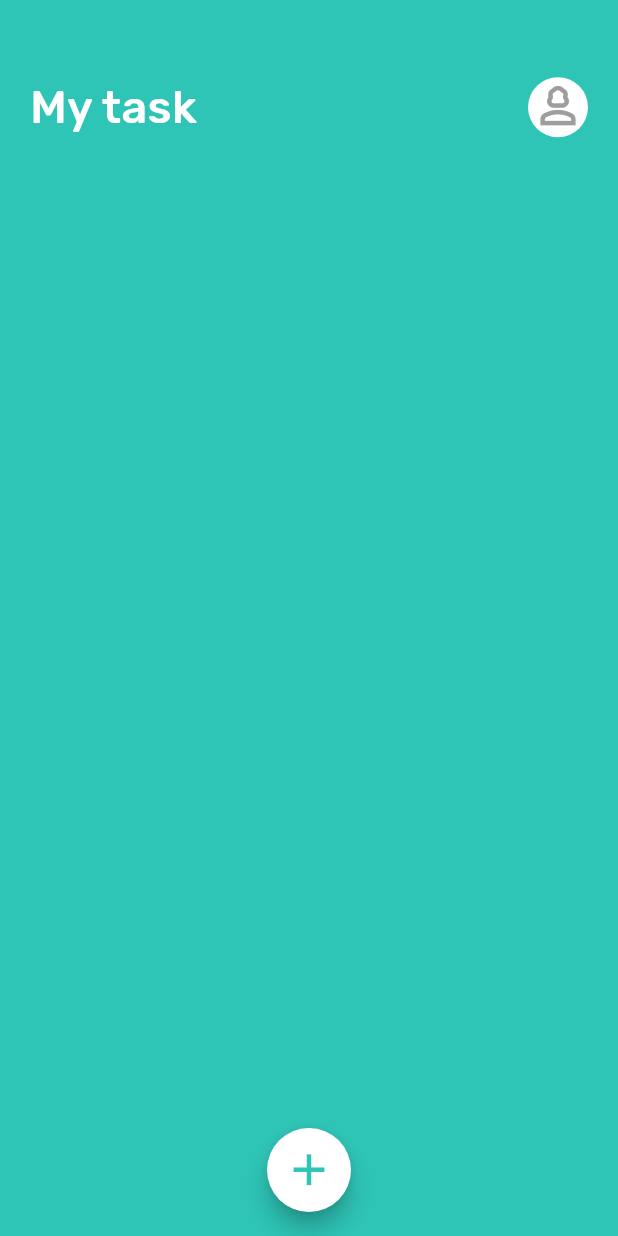
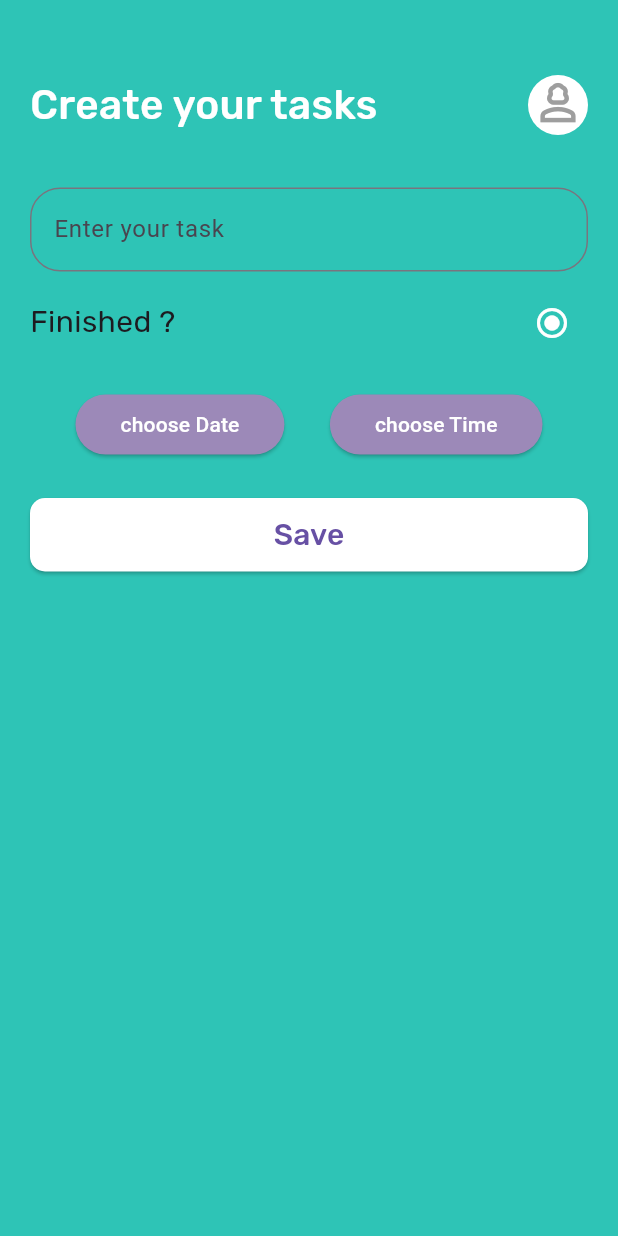
Before and after one commit to Faysal-Maxamed/Note-Task-App, a Flutter app: the TaskScreen screen opened directly, after a tap on the "add" icon, on a phone screen of 412 x 824 dp. Run offline on Flutter 3.47's test engine with Material 3 defaults, Android fonts, the phone set to English and light mode, and no system bars; our stand-ins replace google_fonts.

Commit message:
create_task page

```diff
--- /dev/null
+++ b/lib/create_page.dart
@@ -0,0 +1,156 @@
+import 'package:flutter/cupertino.dart';
+import 'package:flutter/material.dart';
+import 'package:google_fonts/google_fonts.dart';
+
+class CreatePage extends StatefulWidget {
+  const CreatePage({super.key});
+
+  @override
+  State<CreatePage> createState() => _CreatePageState();
+}
+
+class _CreatePageState extends State<CreatePage> {
+  @override
+  Widget build(BuildContext context) {
+    return Scaffold(
+      backgroundColor: Color(0xff2ec4b6),
+      body: SafeArea(
+        child: Padding(
+          padding: EdgeInsets.symmetric(horizontal: 20, vertical: 50),
+          child: Column(
+            crossAxisAlignment: CrossAxisAlignment.start,
+            children: [
+              Row(
+                mainAxisAlignment: MainAxisAlignment.spaceBetween,
+                children: [
+                  Text(
+                    "Create your tasks",
+                    style: GoogleFonts.rubik(
+                        fontSize: 27,
+                        color: Colors.white,
+                        fontWeight: FontWeight.w500),
+                  ),
+                  const CircleAvatar(
+                    backgroundColor: Colors.white,
+                    child: Icon(
+                      Icons.person_3_outlined,
+                      color: Colors.grey,
+                      size: 35,
+                    ),
+                  )
+                ],
+              ),
+              SizedBox(
+                height: 35,
+              ),
+              const TextField(
+                decoration: InputDecoration(
+                  hintText: "Enter your task",
+                  border: OutlineInputBorder(
+                    borderRadius: BorderRadius.all(
+                      Radius.circular(20),
+                    ),
+                  ),
+                ),
+              ),
+              // SizedBox(
+              //   height: 10,
+              // ),
+              // Text(
+              //   "Selected Date : 11/2/2002  3:09 am",
+              //   style: TextStyle(
+              //     fontSize: 16,
+              //     color: Colors.grey.shade200,
+              //   ),
+              // ),
+              SizedBox(
+                height: 10,
+              ),
+              Row(
+                mainAxisAlignment: MainAxisAlignment.spaceBetween,
+                children: [
+                  Text(
+                    "Finished ?",
+                    style: GoogleFonts.rubik(fontSize: 20),
+                  ),
+                  IconButton(
+                    onPressed: () {},
+                    icon: Icon(
+                      Icons.radio_button_checked,
+                      color: Colors.white,
+                    ),
+                  ),
+                ],
+              ),
+              SizedBox(
+                height: 20,
+              ),
+              Row(
+                mainAxisAlignment: MainAxisAlignment.spaceEvenly,
+                children: [
+                  ElevatedButton(
+                    onPressed: () {
+                      showDatePicker(
+                          context: context,
+                          firstDate: DateTime(2000),
+                          lastDate: DateTime(3000));
+                    },
+                    style: ElevatedButton.styleFrom(
+                      padding: EdgeInsets.symmetric(
+                        vertical: 10,
+                        horizontal: 30,
+                      ),
+                      backgroundColor: Color(0xff9c89b8),
+                      foregroundColor: Colors.white,
+                    ),
+                    child: Text("choose Date"),
+                  ),
+                  ElevatedButton(
+                    onPressed: () {
+                      showTimePicker(
+                          context: context, initialTime: TimeOfDay.now());
+                    },
+                    style: ElevatedButton.styleFrom(
+                      padding: EdgeInsets.symmetric(
+                        vertical: 10,
+                        horizontal: 30,
+                      ),
+                      backgroundColor: Color(0xff9c89b8),
+                      foregroundColor: Colors.white,
+                    ),
+                    child: Text("choose Time"),
+                  )
+                ],
+              ),
+              SizedBox(
+                height: 25,
+              ),
+              Row(
+                children: [
+                  Expanded(
+                    child: ElevatedButton(
+                      onPressed: () {},
+                      style: ElevatedButton.styleFrom(
+                        padding: EdgeInsets.symmetric(vertical: 10),
+                        shape: const RoundedRectangleBorder(
+                          borderRadius: BorderRadius.all(
+                            Radius.circular(10),
+                          ),
+                        ),
+                        backgroundColor: Colors.white,
+                      ),
+                      child: Text(
+                        "Save",
+                        style: GoogleFonts.rubik(fontSize: 20),
+                      ),
+                    ),
+                  )
+                ],
+              )
+            ],
+          ),
+        ),
+      ),
+    );
+  }
+}
--- a/lib/task_screen.dart
+++ b/lib/task_screen.dart
@@ -1,6 +1,7 @@
 import 'package:flutter/cupertino.dart';
 import 'package:flutter/material.dart';
 import 'package:google_fonts/google_fonts.dart';
+import 'package:mytask_app/create_page.dart';
 
 class TaskScreen extends StatefulWidget {
   const TaskScreen({super.key});
@@ -39,12 +40,42 @@ class _TaskScreenState extends State<TaskScreen> {
                   )
                 ],
               ),
+              Expanded(
+                  child: ListView.builder(
+                      itemCount: 26,
+                      itemBuilder: (context, index) {
+                        return Card(
+                          color: Colors.grey.shade300,
+                          elevation: 10,
+                          child: Padding(
+                            padding: const EdgeInsets.symmetric(
+                                horizontal: 10, vertical: 10),
+                            child: ListTile(
+                              leading: IconButton(
+                                onPressed: () {},
+                                icon: Icon(Icons.radio_button_checked),
+                              ),
+                              title: Text("my task 1"),
+                              trailing: IconButton(
+                                onPressed: () {},
+                                icon: Icon(
+                                  Icons.delete,
+                                  color: Colors.red,
+                                ),
+                              ),
+                            ),
+                          ),
+                        );
+                      }))
             ],
           ),
         ),
       ),
       floatingActionButton: FloatingActionButton(
-        onPressed: () {},
+        onPressed: () {
+          Navigator.push(
+              context, MaterialPageRoute(builder: (_) => CreatePage()));
+        },
         backgroundColor: Colors.white,
         shape: RoundedRectangleBorder(borderRadius: BorderRadius.circular(100)),
         child: Icon(
```
